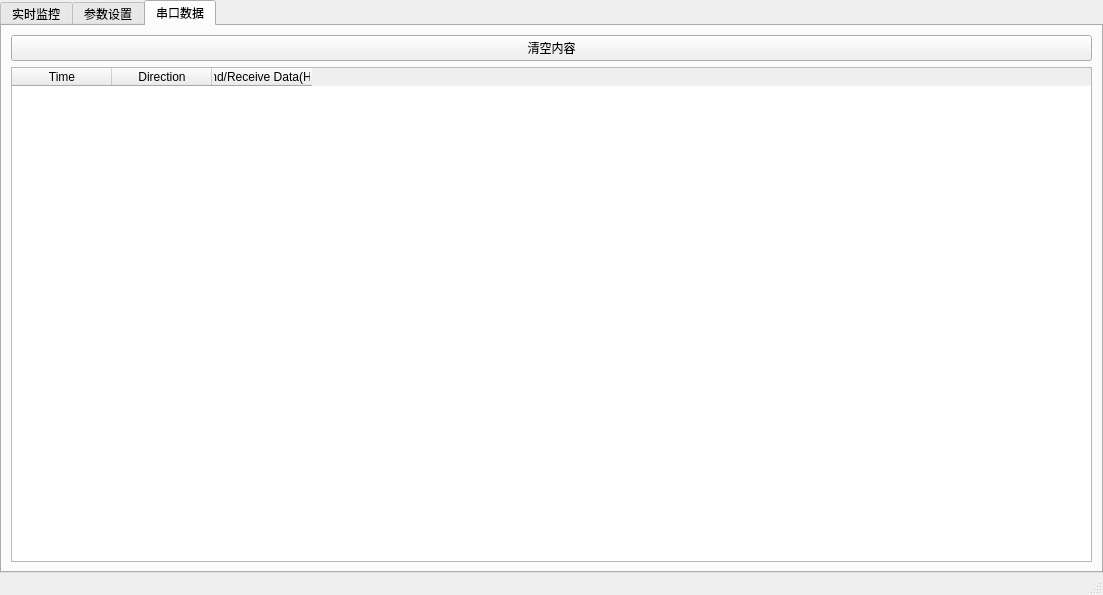
Above: ui/pf_off_inverter_layout.ui from xxxy-bit/SRNE_UP before the change. Below: the same form after it.
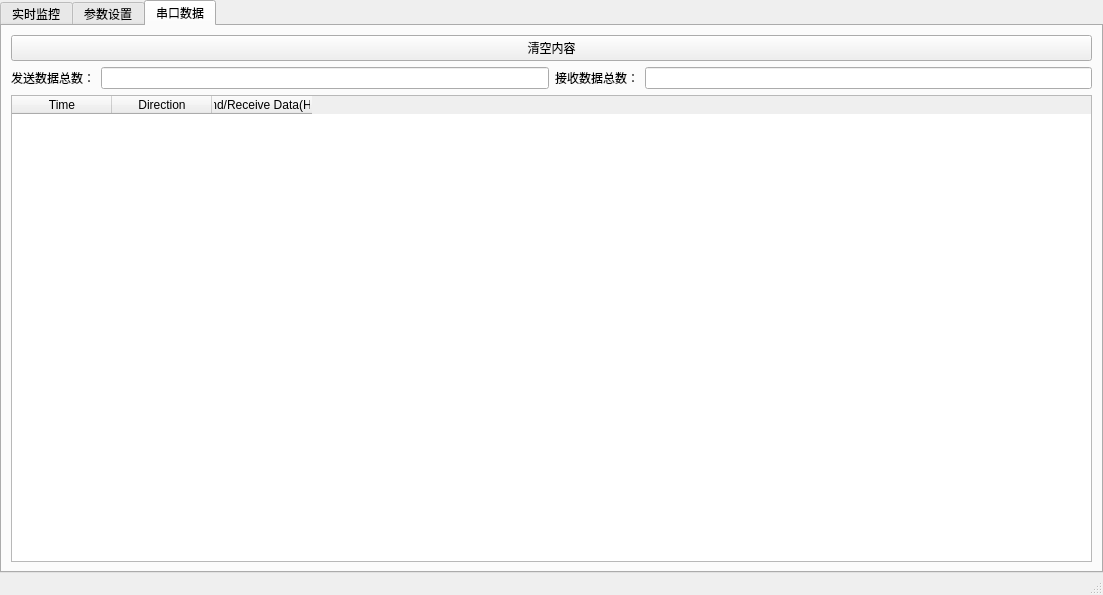
That is the form after the change. The open tabs and pages were chosen to show the change. Custom widgets are drawn as their Qt base class.

Commit message: 逆变器增加计算收发数据的总条数

The edit to the form file:
```diff
--- a/ui/pf_off_inverter_layout.ui
+++ b/ui/pf_off_inverter_layout.ui
@@ -1284,6 +1284,30 @@
             </property>
            </widget>
           </item>
+          <item>
+           <layout class="QGridLayout" name="gridLayout_5" columnstretch="0,0,0,0">
+            <item row="0" column="1">
+             <widget class="QLineEdit" name="ivpo_send_sum"/>
+            </item>
+            <item row="0" column="0">
+             <widget class="QLabel" name="label_63">
+              <property name="text">
+               <string>发送数据总数：</string>
+              </property>
+             </widget>
+            </item>
+            <item row="0" column="2">
+             <widget class="QLabel" name="label_64">
+              <property name="text">
+               <string>接收数据总数：</string>
+              </property>
+             </widget>
+            </item>
+            <item row="0" column="3">
+             <widget class="QLineEdit" name="ivpo_receive_sum"/>
+            </item>
+           </layout>
+          </item>
           <item>
            <widget class="QTableWidget" name="ivpo_port_tableWidget">
             <column>
@@ -1324,6 +1348,11 @@
   <widget class="QStatusBar" name="statusbar"/>
  </widget>
  <customwidgets>
+  <customwidget>
+   <class>PushButton</class>
+   <extends>QPushButton</extends>
+   <header>qfluentwidgets</header>
+  </customwidget>
   <customwidget>
    <class>LineEdit</class>
    <extends>QLineEdit</extends>
```
Left out of the diff: 144 changed lines with no effect on the pictures. The commit also changes 18 other files.
